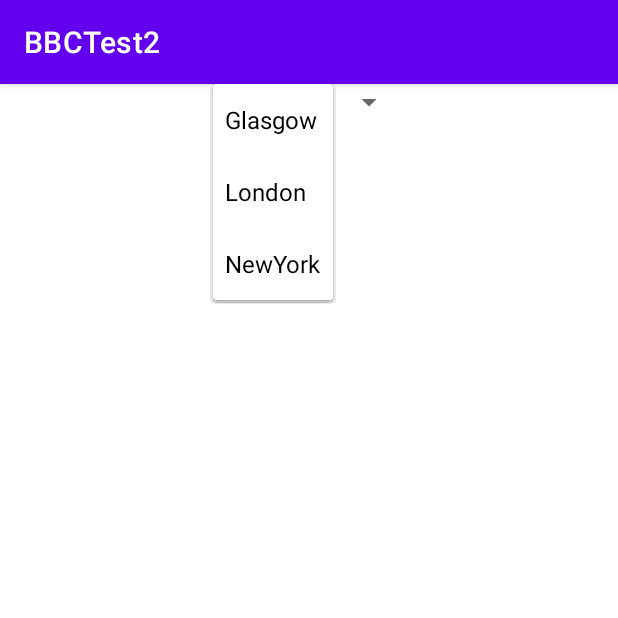
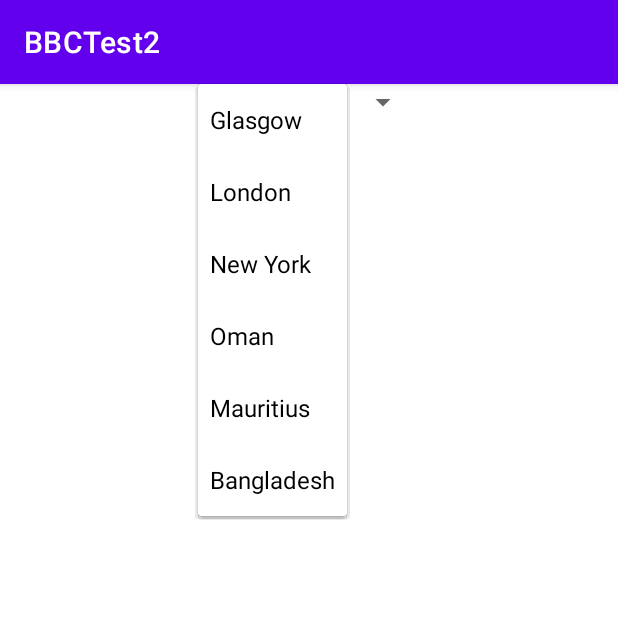
Before and after one commit to Josh-Reid-01/BBCTest, an Android app: the screen it shows after launch (MainActivity), after a tap on "Glasgow", on a phone screen of 412 x 824 dp, the top half of it. Run offline under Robolectric (Android 15) with nearby library versions, the phone set to English and light mode, and no system bars; 1 statement that could not run was skipped.

Commit message:
BBC Test added custom landscape view

```diff
--- a/app/src/main/java/org/me/gcu/labstuff/bbctest2/CustomBaseAdapter.java
+++ b/app/src/main/java/org/me/gcu/labstuff/bbctest2/CustomBaseAdapter.java
@@ -40,13 +40,16 @@ inflater=LayoutInflater.from(ctx);
          convertView = LayoutInflater.from(context).inflate(R.layout.row, parent, false);
      }
          RSSItem tempRSSItem=(RSSItem) getItem(i);
+
          TextView tvTitle=(TextView) convertView.findViewById(R.id.titletxt);
          TextView tvDesc=(TextView) convertView.findViewById(R.id.desctxt);
          TextView tvDate=(TextView) convertView.findViewById(R.id.datetxt);
 
+
          tvTitle.setText(tempRSSItem.getTitle());
          tvDesc.setText(tempRSSItem.getDesc());
          tvDate.setText(tempRSSItem.getPubDate());
+
 
          return convertView;
 
--- a/app/src/main/java/org/me/gcu/labstuff/bbctest2/MainActivity.java
+++ b/app/src/main/java/org/me/gcu/labstuff/bbctest2/MainActivity.java
@@ -62,10 +62,16 @@ lv = (ListView)findViewById(R.id.lv);
         List<Campus> campusList = new ArrayList<>();
         Campus glasgow = new Campus(1, "Glasgow", "2648579");
         Campus london = new Campus(2, "London", "2643743");
-        Campus newyork = new Campus(3, "NewYork", "5128581");
+        Campus newyork = new Campus(3, "New York", "5128581");
+        Campus oman = new Campus(4, "Oman", "287286");
+        Campus mauritius = new Campus(5, "Mauritius", "934154");
+        Campus bangladesh= new Campus(6, "Bangladesh", "1185241");
         campusList.add(glasgow);
         campusList.add(london);
         campusList.add(newyork);
+        campusList.add(oman);
+        campusList.add(mauritius);
+        campusList.add(bangladesh);
 
 
 
--- a/app/src/main/java/org/me/gcu/labstuff/bbctest2/RSSHelper.java
+++ b/app/src/main/java/org/me/gcu/labstuff/bbctest2/RSSHelper.java
@@ -82,6 +82,7 @@ public class RSSHelper {
         String rssTitle = "";
         String rssDesc = "";
         String rssDate="";
+
         try {
 
             URL url= new URL(link);
@@ -101,7 +102,10 @@ public class RSSHelper {
                     }
 
                         if (xpp.getName().equalsIgnoreCase("title") && insideItem) {
+
                             rssTitle = xpp.nextText();
+
+
                             Log.d("MyTag", "title is " + rssTitle);
 
                         }
--- /dev/null
+++ b/app/src/main/res/layout-land/activity_main.xml
@@ -0,0 +1,21 @@
+<?xml version="1.0" encoding="utf-8"?>
+<ScrollView xmlns:android="http://schemas.android.com/apk/res/android" android:layout_width="fill_parent" android:layout_height="fill_parent"
+    xmlns:app="http://schemas.android.com/apk/res-auto"
+    >
+    <LinearLayout
+        android:orientation="horizontal" android:layout_width="fill_parent" android:layout_height="fill_parent" android:gravity="center">
+
+
+        <Spinner
+            android:id="@+id/spinner"
+            android:layout_width="343dp"
+            android:layout_height="wrap_content"
+            android:paddingBottom="50dp"
+            android:layout_marginBottom="270dp"/>
+
+        <ListView
+            android:id="@+id/lv"
+            android:layout_width="match_parent"
+            android:layout_height="696dp" />
+    </LinearLayout>
+</ScrollView>
--- a/app/src/main/res/layout/activity_main.xml
+++ b/app/src/main/res/layout/activity_main.xml
@@ -7,7 +7,8 @@
         <Spinner
             android:id="@+id/spinner"
             android:layout_width="wrap_content"
-            android:layout_height="wrap_content" />
+            android:layout_height="wrap_content"
+            />
 
         <ListView
             android:id="@+id/lv"
--- a/app/src/main/res/layout/row.xml
+++ b/app/src/main/res/layout/row.xml
@@ -7,6 +7,12 @@
         android:layout_width="match_parent"
         android:layout_height="fill_parent"
         android:orientation="vertical">
+
+        <TextView
+            android:id="@+id/daytxt"
+            android:layout_width="match_parent"
+            android:layout_height="wrap_content"
+            android:text="Day" />
 
         <TextView
             android:id="@+id/titletxt"
--- a/app/src/main/res/values/strings.xml
+++ b/app/src/main/res/values/strings.xml
@@ -1,3 +1,4 @@
 <resources>
     <string name="app_name">BBCTest2</string>
+
 </resources>
```
Also changed, not shown: app/src/main/java/org/me/gcu/labstuff/bbctest2/RSSItem.java (+8 -1 lines).
